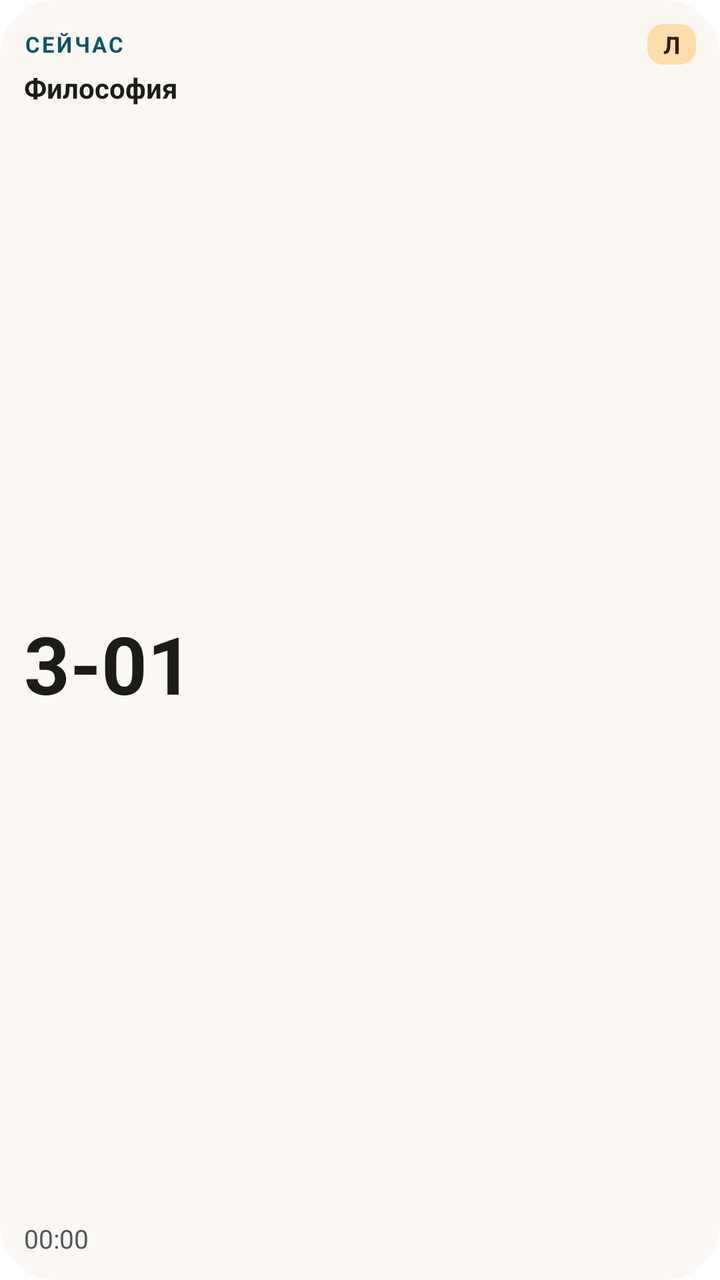
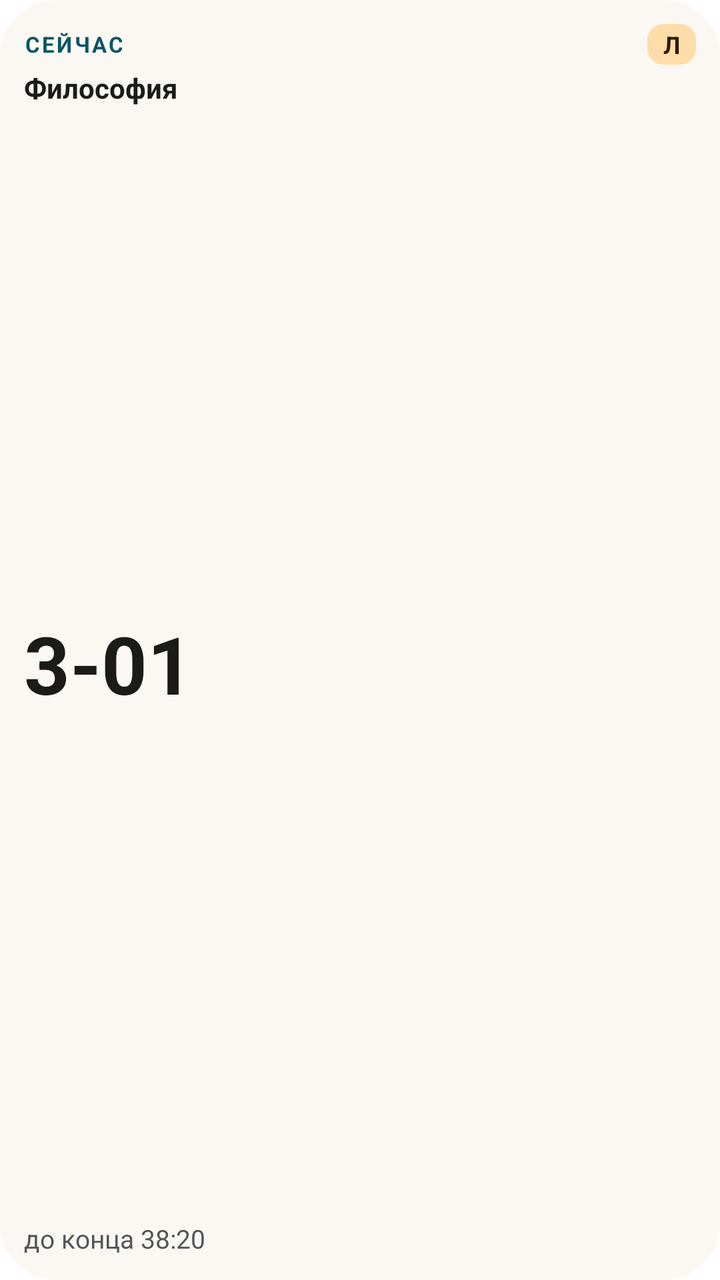

Before-and-after screenshots of an Android layout around one commit, followed by the original layout XML and the change that was made.
<!-- AndroidManifest.xml: fallback theme Theme.MaterialComponents.DayNight.NoActionBar -->
<!-- res/layout/widget_now_next_preview.xml -->
<?xml version="1.0" encoding="utf-8"?>
<LinearLayout xmlns:android="http://schemas.android.com/apk/res/android"
        android:layout_width="match_parent"
    android:layout_height="match_parent"
    android:background="@drawable/widget_background"
    android:orientation="vertical"
    android:padding="12dp">

    <LinearLayout
        android:layout_width="match_parent"
        android:layout_height="wrap_content"
        android:gravity="center_vertical"
        android:orientation="horizontal">

        <TextView
            android:id="@+id/label"
            android:text="СЕЙЧАС"
            android:layout_width="0dp"
            android:layout_height="wrap_content"
            android:layout_weight="1"
            android:letterSpacing="0.1"
            android:maxLines="1"
            android:textColor="@color/widget_accent"
            android:textSize="11sp"
            android:textStyle="bold" />

        <TextView
            android:id="@+id/badge"
            android:text="Л"
            android:layout_width="wrap_content"
            android:layout_height="wrap_content"
            android:background="@drawable/widget_badge"
            android:paddingHorizontal="8dp"
            android:paddingVertical="2dp"
            android:textColor="@color/widget_badge_text"
            android:textSize="12sp"
            android:textStyle="bold" />
    </LinearLayout>

    <TextView
        android:id="@+id/subject"
        android:text="Философия"
        android:layout_width="match_parent"
        android:layout_height="wrap_content"
        android:layout_marginTop="2dp"
        android:ellipsize="end"
        android:maxLines="2"
        android:textColor="@color/widget_text"
        android:textSize="14sp"
        android:textStyle="bold" />

    <TextView
        android:id="@+id/room"
        android:text="3-01"
        android:layout_width="match_parent"
        android:layout_height="0dp"
        android:layout_weight="1"
        android:autoSizeMaxTextSize="40sp"
        android:autoSizeMinTextSize="20sp"
        android:autoSizeTextType="uniform"
        android:gravity="center_vertical"
        android:maxLines="1"
        android:textColor="@color/widget_text"
        android:textStyle="bold" />

    <Chronometer
        android:id="@+id/countdown"
        android:layout_width="match_parent"
        android:layout_height="wrap_content"
        android:text="до конца 38:20"
        android:maxLines="1"
        android:textColor="@color/widget_text_secondary"
        android:textSize="13sp" />

    <TextView
        android:id="@+id/status"
        android:layout_width="match_parent"
        android:layout_height="wrap_content"
        android:maxLines="1"
        android:textColor="@color/widget_text_secondary"
        android:textSize="13sp"
        android:visibility="gone" />
</LinearLayout>
<!-- resources referenced by this layout -->
<resources>
  <color name="widget_accent">#FF0B5563</color>
  <color name="widget_badge_text">#FF2B1A00</color>
  <color name="widget_text">#FF1B1C1A</color>
  <color name="widget_text_secondary">#FF51565A</color>
  <!-- drawable widget_background (drawable) -->
  <?xml version="1.0" encoding="utf-8"?>
  <shape xmlns:android="http://schemas.android.com/apk/res/android" android:shape="rectangle">
      <solid android:color="@color/widget_bg" />
      <corners android:radius="28dp" />
  </shape>
  <!-- drawable widget_badge (drawable) -->
  <?xml version="1.0" encoding="utf-8"?>
  <shape xmlns:android="http://schemas.android.com/apk/res/android" android:shape="rectangle">
      <solid android:color="@color/widget_badge_bg" />
      <corners android:radius="8dp" />
  </shape>
  <color name="widget_bg">#FFFBF8F3</color>
  <color name="widget_badge_bg">#FFFFDDA8</color>
</resources>

<!-- the commit's change to res/layout/widget_now_next_preview.xml (unified diff, before → after) -->
@@ -63,7 +63,7 @@
         android:textColor="@color/widget_text"
         android:textStyle="bold" />
 
-    <Chronometer
+    <TextView
         android:id="@+id/countdown"
         android:layout_width="match_parent"
         android:layout_height="wrap_content"
